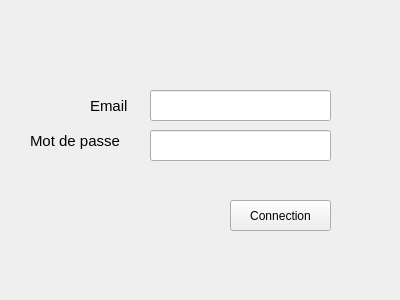
This is mainwindow.ui in Nainterceptor/3pjt-cubbyhole-sync as Qt 5 draws it before an edit. The edited form follows.
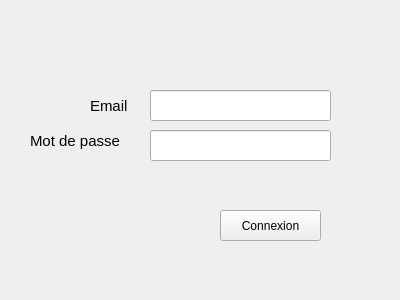
This is the edited form.

Patch:
```diff
--- a/mainwindow.ui
+++ b/mainwindow.ui
@@ -29,14 +29,14 @@
    <widget class="QPushButton" name="pushButton">
     <property name="geometry">
      <rect>
-      <x>230</x>
-      <y>200</y>
+      <x>220</x>
+      <y>210</y>
       <width>101</width>
       <height>31</height>
      </rect>
     </property>
     <property name="text">
-     <string>Connection</string>
+     <string>Connexion</string>
     </property>
    </widget>
    <widget class="QLineEdit" name="lineEdit">
```
Left out of the diff: 13 changed lines with no effect on the pictures.
